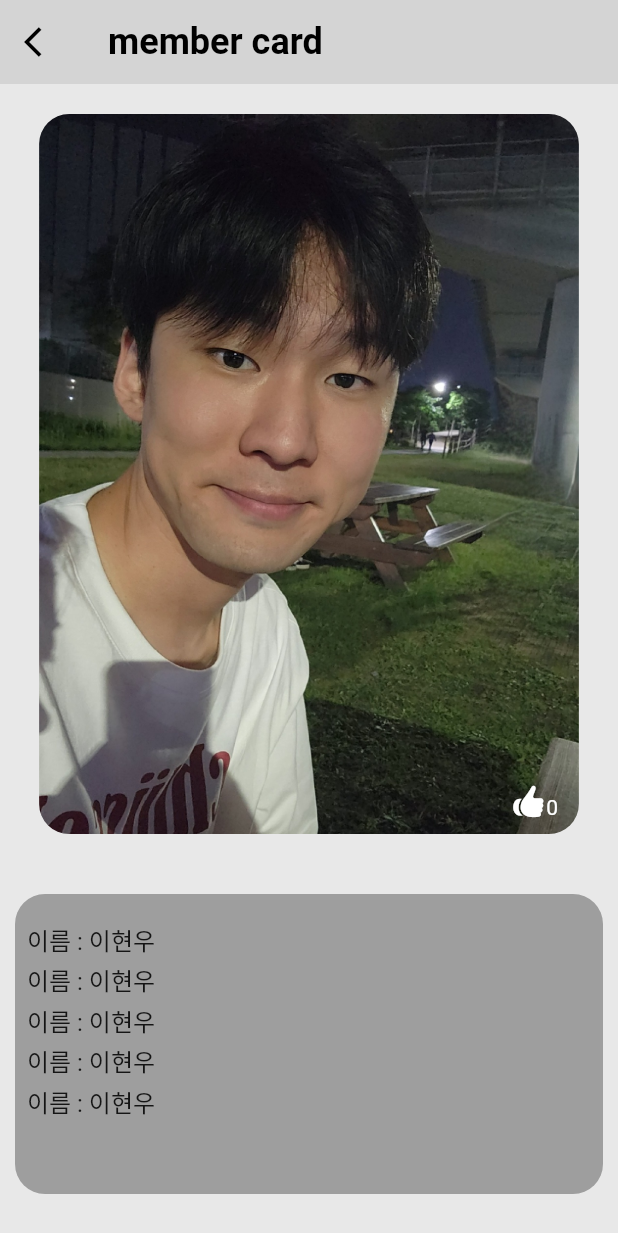
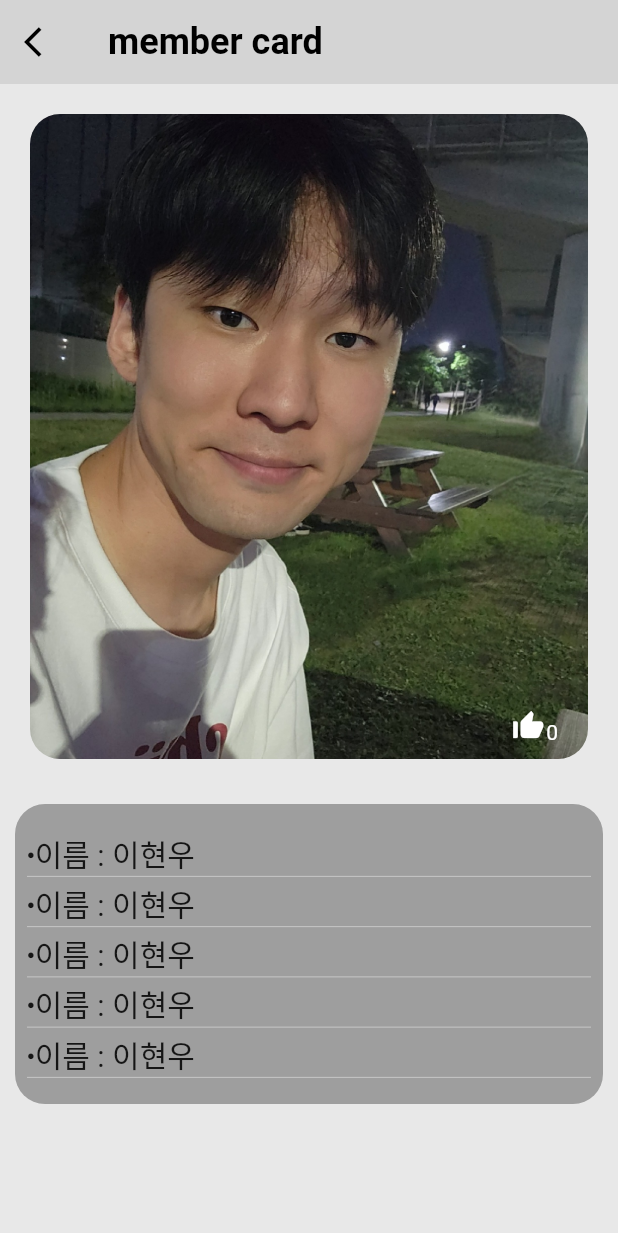
Before and after one commit to wnsdud0721/Flutter_beginner, a Flutter app: the Hyunwoo screen opened directly, on a phone screen of 412 x 824 dp. Shown: the top 1233 px of the screen. Run offline on Flutter 3.47's test engine with Material 2 defaults, Android fonts, the phone set to English and light mode, and no system bars.

Commit message:
hyumwoo.dart 수정 및 사진 추가함

```diff
--- a/lib/hyunwoo.dart
+++ b/lib/hyunwoo.dart
@@ -14,6 +14,7 @@ class _HyunwooState extends State<Hyunwoo> {
 
   @override
   Widget build(BuildContext context) {
+    final PageController controller = PageController();
     return Scaffold(
       backgroundColor: Color.fromARGB(230, 230, 230, 230),
       appBar: AppBar(
@@ -37,21 +38,30 @@ class _HyunwooState extends State<Hyunwoo> {
           ),
         ),
       ),
-      body: Column(
+      body: SafeArea(
+        child: Column(
           children: [
             Padding(
               padding: const EdgeInsets.all(20),
               // ignore: sized_box_for_whitespace
               child: Stack(
                 children: <Widget>[
-                Container(
-                  height: 480,
+                  ClipRRect(
+                    borderRadius: BorderRadius.circular(20),
+                    child: Container(
+                      height: 430,
                       width: double.infinity,
-                  child: Center(
-                    child: ClipRRect(
-                      borderRadius: BorderRadius.circular(20),
-                      child: (Image.asset('assets/images/hyunwoo1.png',
-                          fit: BoxFit.fill)),
+                      child: PageView(
+                        //온보딩 스크린
+                        controller: controller,
+                        children: [1, 2, 3]
+                            .map(
+                              (number) => Image.asset(
+                                'assets/images/hyunwoo$number.png', //파일명에 따라 수정
+                                fit: BoxFit.cover,
+                              ),
+                            )
+                            .toList(),
                       ),
                     ),
                   ),
@@ -59,7 +69,7 @@ class _HyunwooState extends State<Hyunwoo> {
                     padding: const EdgeInsets.fromLTRB(0, 0, 20, 0),
                     child: Container(
                       width: double.infinity,
-                    height: 470,
+                      height: 420,
                       child: GestureDetector(
                         onTap: () {
                           setState(() {
@@ -71,7 +81,7 @@ class _HyunwooState extends State<Hyunwoo> {
                           crossAxisAlignment: CrossAxisAlignment.end,
                           children: [
                             Icon(
-                            CupertinoIcons.hand_thumbsup_fill,
+                              Icons.thumb_up_alt,
                               color: Colors.white,
                             ),
                             Text(
@@ -85,9 +95,6 @@ class _HyunwooState extends State<Hyunwoo> {
                   ),
                 ],
               ),
-          ),
-          SizedBox(
-            height: 10,
             ),
             Padding(
               padding: const EdgeInsets.all(10.0),
@@ -108,36 +115,56 @@ class _HyunwooState extends State<Hyunwoo> {
                           height: 10,
                         ),
                         Text(
-                        '이름 : 이현우',
-                        style: TextStyle(fontSize: 16),
+                          '∙이름 : 이현우',
+                          style: TextStyle(fontSize: 20),
+                        ),
+                        Divider(
+                          height: 0.5,
+                          color: Color.fromARGB(207, 207, 207, 207),
                         ),
                         SizedBox(
                           height: 3,
                         ),
                         Text(
-                        '이름 : 이현우',
-                        style: TextStyle(fontSize: 16),
+                          '∙이름 : 이현우',
+                          style: TextStyle(fontSize: 20),
+                        ),
+                        Divider(
+                          height: 0.5,
+                          color: Color.fromARGB(207, 207, 207, 207),
                         ),
                         SizedBox(
                           height: 3,
                         ),
                         Text(
-                        '이름 : 이현우',
-                        style: TextStyle(fontSize: 16),
+                          '∙이름 : 이현우',
+                          style: TextStyle(fontSize: 20),
+                        ),
+                        Divider(
+                          height: 0.5,
+                          color: Color.fromARGB(207, 207, 207, 207),
                         ),
                         SizedBox(
                           height: 3,
                         ),
                         Text(
-                        '이름 : 이현우',
-                        style: TextStyle(fontSize: 16),
+                          '∙이름 : 이현우',
+                          style: TextStyle(fontSize: 20),
+                        ),
+                        Divider(
+                          height: 0.5,
+                          color: Color.fromARGB(207, 207, 207, 207),
                         ),
                         SizedBox(
                           height: 3,
                         ),
                         Text(
-                        '이름 : 이현우',
-                        style: TextStyle(fontSize: 16),
+                          '∙이름 : 이현우',
+                          style: TextStyle(fontSize: 20),
+                        ),
+                        Divider(
+                          height: 0.5,
+                          color: Color.fromARGB(207, 207, 207, 207),
                         ),
                       ],
                     ),
@@ -147,6 +174,7 @@ class _HyunwooState extends State<Hyunwoo> {
             ),
           ],
         ),
+      ),
     );
   }
 }
--- a/pubspec.yaml
+++ b/pubspec.yaml
@@ -64,6 +64,8 @@ flutter:
     - assets/images/junyoung3.png
     - assets/images/junyoung4.png
     - assets/images/hyunwoo1.png
+    - assets/images/hyunwoo2.png
+    - assets/images/hyunwoo3.png
   #   - images/a_dot_ham.jpeg
 
   # An image asset can refer to one or more resolution-specific "variants", see
```
Also changed, not shown: assets/images/hyunwoo2.png (added), assets/images/hyunwoo3.png (added). Lines whose indentation alone changed are shown as unchanged.
